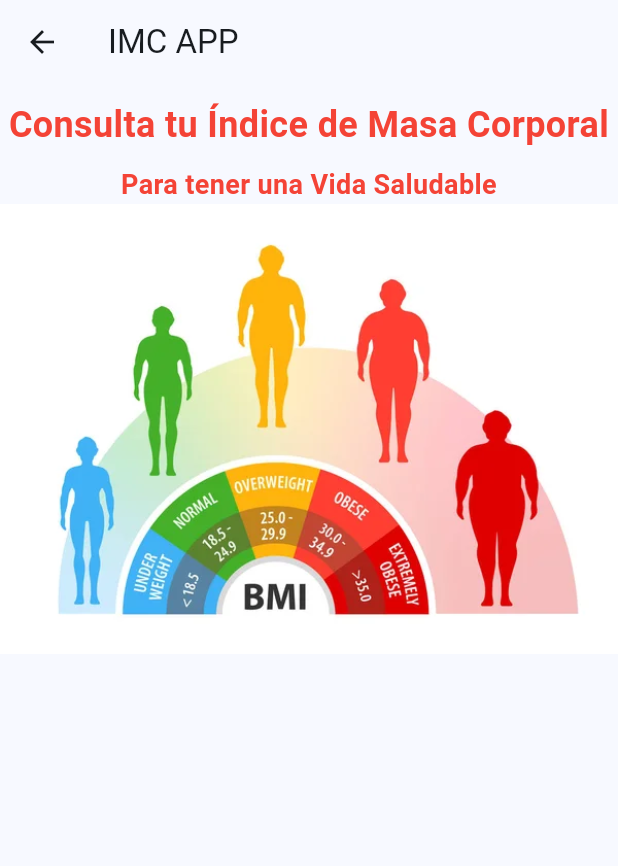
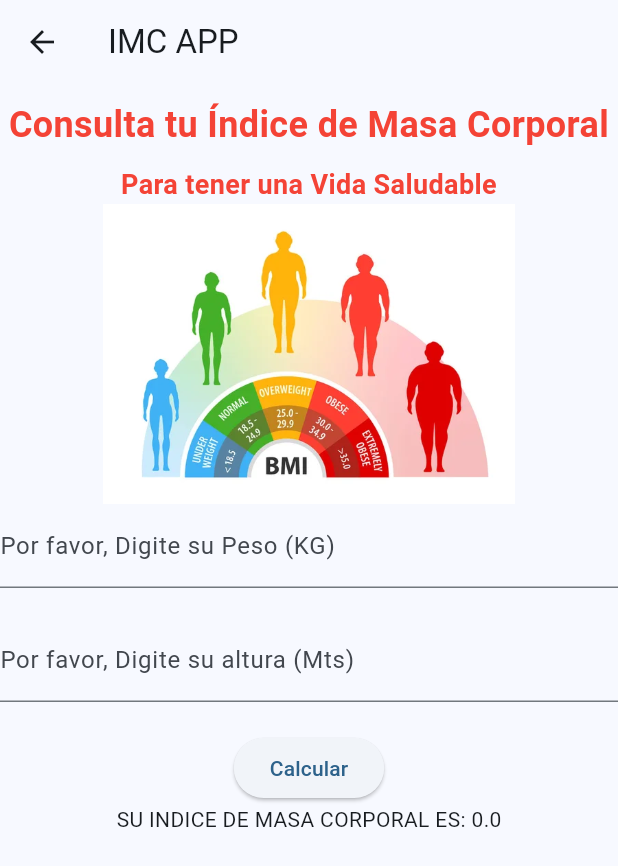
Before and after one commit to DazaTovarJ/imc_flutter, a Flutter app: the IMC screen opened by its route, on a phone screen of 412 x 824 dp. Shown: the top 866 px of the screen. Run offline on Flutter 3.47's test engine with Material 2 defaults, Android fonts, the light colour scheme and no system bars.

Commit message:
feat(bmi): Create basic BMI functionality

```diff
--- a/lib/mass.dart
+++ b/lib/mass.dart
@@ -8,18 +8,14 @@ class IMC extends StatefulWidget {
 }
 
 class _IMCState extends State<IMC> {
-  TextEditingController peso = TextEditingController();
-
-  TextEditingController altura = TextEditingController();
-
+  TextEditingController weightCtrl = TextEditingController();
+  TextEditingController heightCtrl = TextEditingController();
   double massCalculated = 0;
 
-  void Calcular() {
+  void calculate() {
     setState(() {
-      double p = double.parse(peso.text);
-
-      double a = double.parse(altura.text);
-
+      double p = double.parse(weightCtrl.text);
+      double a = double.parse(heightCtrl.text);
       massCalculated = (p / (a * a));
     });
   }
@@ -35,9 +31,7 @@ class _IMCState extends State<IMC> {
           mainAxisAlignment: MainAxisAlignment.start,
           crossAxisAlignment: CrossAxisAlignment.center,
           children: [
-            SizedBox(
-              height: 10,
-            ),
+            SizedBox(height: 10),
             Text(
               "Consulta tu Índice de Masa Corporal",
               style: TextStyle(
@@ -53,10 +47,32 @@ class _IMCState extends State<IMC> {
                   fontSize: 18, color: Colors.red, fontWeight: FontWeight.bold),
               textAlign: TextAlign.center,
             ),
-            Image.asset("assets/img/estado_imc.jpg")
+            Image.asset("assets/img/estado_imc.jpg", height: 200),
+            buildFields(weightCtrl, "Por favor, Digite su Peso (KG)",
+                TextInputType.number),
+            SizedBox(height: 20),
+            buildFields(heightCtrl, "Por favor, Digite su altura (Mts)",
+                TextInputType.number),
+            SizedBox(height: 20),
+            ElevatedButton(
+                onPressed: () {
+                  calculate();
+                },
+                child: const Text("Calcular"),
+            ),
+            Text("SU INDICE DE MASA CORPORAL ES: $massCalculated"),
           ],
         ),
       ),
     );
   }
+
+  Widget buildFields(
+      TextEditingController ctrl, String label, TextInputType type) {
+    return TextField(
+      controller: ctrl,
+      keyboardType: type,
+      decoration: InputDecoration(labelText: label),
+    );
+  }
 }
```
